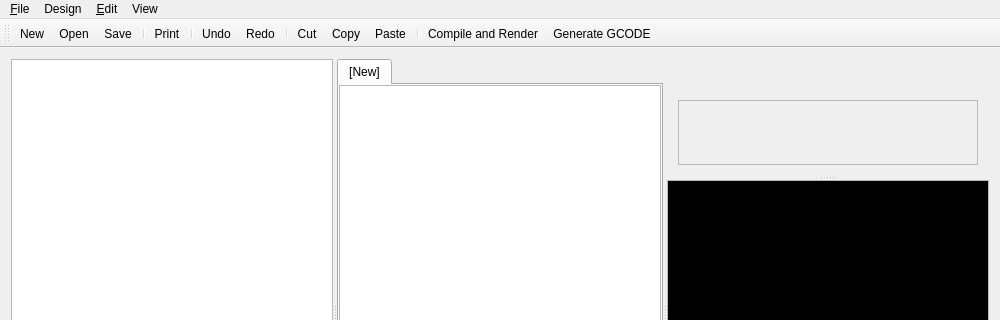
Old version of the form src/mainwindow.ui in the repository GilesBathgate/RapCAD; both pictures show x 0 to 1000 and y 0 to 320 of the 1000 by 600 pixel window.
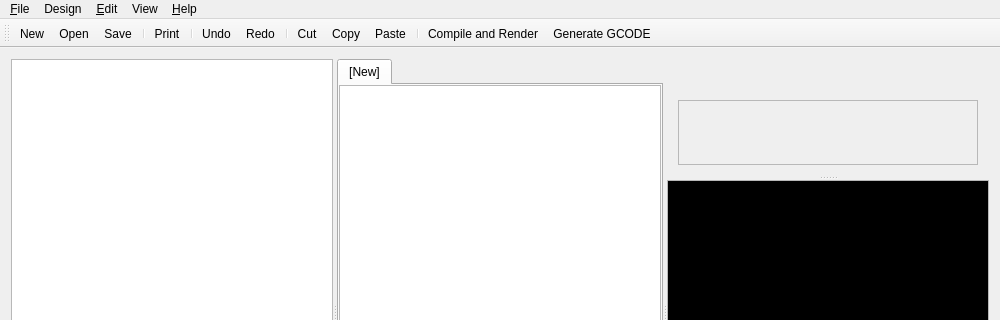
New version of the form. Custom widgets are drawn as their Qt base class.

```diff
--- a/src/mainwindow.ui
+++ b/src/mainwindow.ui
@@ -234,10 +234,17 @@
     <addaction name="separator"/>
     <addaction name="actionSetViewport"/>
    </widget>
+   <widget class="QMenu" name="menuHelp">
+    <property name="title">
+     <string>&amp;Help</string>
+    </property>
+    <addaction name="actionAbout"/>
+   </widget>
    <addaction name="menuFile"/>
    <addaction name="menuDesign"/>
    <addaction name="menu_Edit"/>
    <addaction name="menuView"/>
+   <addaction name="menuHelp"/>
   </widget>
   <widget class="QToolBar" name="mainToolBar">
    <attribute name="toolBarArea">
```
Left out of the diff: 5 changed lines with no effect on the pictures.
